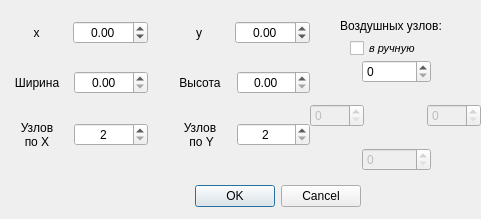
This is ui/new_rectangle.ui in SPC-project/Regular-Divider as Qt 5 draws it before an edit. The edited form follows.
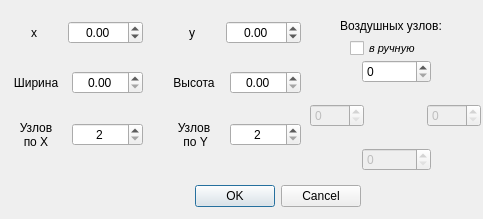
This is the edited form.

What changed in the file:
```diff
--- a/ui/new_rectangle.ui
+++ b/ui/new_rectangle.ui
@@ -6,7 +6,7 @@
    <rect>
     <x>0</x>
     <y>0</y>
-    <width>481</width>
+    <width>483</width>
     <height>219</height>
    </rect>
   </property>
@@ -34,7 +34,7 @@
     <rect>
      <x>0</x>
      <y>0</y>
-     <width>310</width>
+     <width>301</width>
      <height>171</height>
     </rect>
    </property>
@@ -86,6 +86,9 @@
         <property name="alignment">
          <set>Qt::AlignCenter</set>
         </property>
+        <property name="suffix">
+         <string/>
+        </property>
         <property name="minimum">
          <double>-1000.000000000000000</double>
         </property>
```
